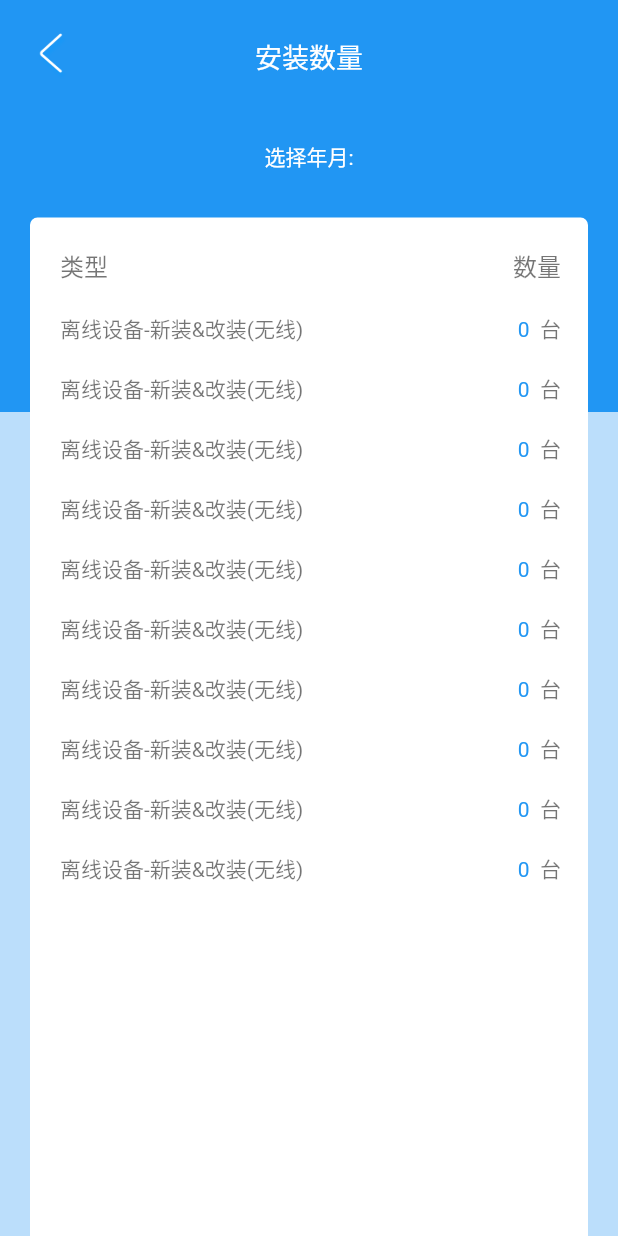
After one commit to cookiemouse/dispatch_flutter, a Flutter app: the MinePage screen opened directly, after a tap on "安装数量统计", on a phone screen of 412 x 824 dp. The commit adds this screen. Run offline on Flutter 3.47's test engine with Material 2 defaults, Android fonts, the phone set to English and light mode, and no system bars.

Commit message:
添加统计页面

```diff
--- a/lib/main.dart
+++ b/lib/main.dart
@@ -6,6 +6,7 @@ import 'pages/WorkerHomePage.dart';
 import 'pages/ModifyPasswordPage.dart';
 import 'pages/StartPage.dart';
 import 'pages/ChoiceWorkerPage.dart';
+import 'pages/StatisticsPage.dart';
 
 ManagerHomePage _mManagerHomePage = new ManagerHomePage(page: 0,);
 WorkerHomePage _mWorkerHomePage = new WorkerHomePage(page: 0,);
@@ -21,6 +22,7 @@ void main() => runApp(new MaterialApp(
         '/modifypassword': (context) => _mModifyPasswordPage,
         '/start': (context) => new StartPage(),
         '/choiceworker': (context) => new ChoiceWorkerPage(),
+        '/statistics': (context) => new StatisticsPage(isManager: false,),
         '/test': (context) => new TestPage(),
       },
     ));
--- a/lib/pages/ChoiceWorkerPage.dart
+++ b/lib/pages/ChoiceWorkerPage.dart
@@ -5,11 +5,11 @@ import '../resources/ModuleDecoration.dart';
 class ChoiceWorkerPage extends StatefulWidget {
   @override
   State createState() {
-    return new _ChoiceWorkerPage();
+    return new _ChoiceWorkerPageState();
   }
 }
 
-class _ChoiceWorkerPage extends State {
+class _ChoiceWorkerPageState extends State {
   @override
   Widget build(BuildContext context) {
     return new Scaffold(
--- a/lib/pages/MinePage.dart
+++ b/lib/pages/MinePage.dart
@@ -16,6 +16,7 @@ class MinePage extends StatelessWidget {
             margin: new EdgeInsets.fromLTRB(0.0, 15.0, 0.0, 0.0),
             padding: new EdgeInsets.fromLTRB(15.0, 8.0, 15.0, 8.0),
             color: Colors.white,
+            child: new GestureDetector(
               child: new Row(
                 children: <Widget>[
                   new Container(
@@ -37,11 +38,16 @@ class MinePage extends StatelessWidget {
                   ),
                 ],
               ),
+              onTap: () {
+                Navigator.pushNamed(context, '/statistics');
+              },
+            ),
           ),
           new Container(
             margin: new EdgeInsets.fromLTRB(0.0, 20.0, 0.0, 0.0),
             padding: new EdgeInsets.fromLTRB(15.0, 8.0, 15.0, 8.0),
             color: Colors.white,
+            child: new GestureDetector(
               child: new Row(
                 children: <Widget>[
                   new Container(
@@ -53,18 +59,17 @@ class MinePage extends StatelessWidget {
                     ),
                   ),
                   new Expanded(
-                    child: new GestureDetector(
-                  child: new Text('修改密码'),
-                  onTap: () {
-                    Navigator.pushNamed(context, '/modifypassword');
-                  },
-                )),
+                      child: new Text('修改密码'),),
                   new Image.asset(
                     'images/module_all_icon_forward.png',
                     width: 32.0,
                     height: 32.0,
                   ),
                 ],
+              ),
+              onTap: () {
+                Navigator.pushNamed(context, '/modifypassword');
+              },
             ),
           ),
           new Container(
--- /dev/null
+++ b/lib/pages/StatisticsPage.dart
@@ -0,0 +1,266 @@
+import 'package:flutter/material.dart';
+import '../widgets/ModuleTitleBack.dart';
+import '../resources/ModuleDecoration.dart';
+
+bool mIsManger = true;
+
+class StatisticsPage extends StatefulWidget {
+  final bool isManager;
+
+  StatisticsPage({this.isManager}) {
+    if (null == isManager) {
+      mIsManger = true;
+    } else {
+      mIsManger = isManager;
+    }
+  }
+
+  @override
+  State createState() {
+    return new _StatisticsPageState();
+  }
+}
+
+class _StatisticsPageState extends State {
+  Widget titleManager() {
+    return new Row(
+      children: <Widget>[
+        new Expanded(
+          child: new Text(
+            '工程师',
+            style: new TextStyle(fontSize: 16.0, color: Colors.black54),
+          ),
+          flex: 2,
+        ),
+        new Expanded(
+            child: new Center(
+          child: new Text(
+            '上门',
+            style: new TextStyle(fontSize: 16.0, color: Colors.black54),
+          ),
+        )),
+        new Expanded(
+            child: new Center(
+          child: new Text(
+            '车辆',
+            style: new TextStyle(fontSize: 16.0, color: Colors.black54),
+          ),
+        )),
+        new Expanded(
+            child: new Center(
+          child: new Text(
+            '有线',
+            style: new TextStyle(fontSize: 16.0, color: Colors.black54),
+          ),
+        )),
+        new Expanded(
+            child: new Center(
+          child: new Text(
+            '无线',
+            style: new TextStyle(fontSize: 16.0, color: Colors.black54),
+          ),
+        )),
+      ],
+    );
+  }
+
+  Widget titleWorker() {
+    return new Row(
+      children: <Widget>[
+        new Expanded(
+          child: new Text(
+            '类型',
+            style: new TextStyle(fontSize: 16.0, color: Colors.black54),
+          ),
+        ),
+        new Container(
+          margin: const EdgeInsets.only(right: 8.0),
+          child: new Text(
+            '数量',
+            textAlign: TextAlign.left,
+            style: new TextStyle(fontSize: 16.0, color: Colors.black54),
+          ),
+        ),
+      ],
+    );
+  }
+
+  Widget makeItemManager(BuildContext context, int index) {
+    return new Container(
+      height: 40.0,
+      child: new Row(
+        children: <Widget>[
+          new Expanded(
+            child: new Text(
+              '1003王吉平',
+              maxLines: 1,
+              style: new TextStyle(color: Colors.black54),
+            ),
+            flex: 2,
+          ),
+          new Expanded(
+              child: new Center(
+            child: new Text(
+              '5',
+              maxLines: 1,
+              style: new TextStyle(color: Colors.black54),
+            ),
+          )),
+          new Expanded(
+              child: new Center(
+            child: new Text(
+              '4',
+              maxLines: 1,
+              style: new TextStyle(color: Colors.black54),
+            ),
+          )),
+          new Expanded(
+              child: new Center(
+            child: new Text(
+              '23',
+              maxLines: 1,
+              style: new TextStyle(color: Colors.black54),
+            ),
+          )),
+          new Expanded(
+              child: new Center(
+            child: new Text(
+              '19',
+              maxLines: 1,
+              style: new TextStyle(color: Colors.black54),
+            ),
+          )),
+        ],
+      ),
+    );
+  }
+
+  Widget makeItemWorker(BuildContext context, int index) {
+    return new Container(
+      height: 40.0,
+      child: new Row(
+        children: <Widget>[
+          new Expanded(
+            child: new Text(
+              '离线设备-新装&改装(无线)',
+              maxLines: 1,
+              style: new TextStyle(color: Colors.black54),
+            ),
+          ),
+          new Container(
+            margin: const EdgeInsets.only(right: 8.0),
+            child: new RichText(
+              text: new TextSpan(children: <TextSpan>[
+                new TextSpan(
+                  text: '0',
+                  style: new TextStyle(color: Colors.blue),
+                ),
+                new TextSpan(
+                  text: '  台',
+                  style: new TextStyle(color: Colors.black54),
+                )
+              ]),
+            ),
+          ),
+        ],
+      ),
+    );
+  }
+
+  Widget bottomStatistics() {
+    if (mIsManger) {
+      return new Container(
+        color: Colors.blue,
+        padding: const EdgeInsets.only(left: 10.0, right: 10.0),
+        height: 45.0,
+        child: new Row(
+          children: <Widget>[
+            new Expanded(
+                child: new Text(
+              '总量：',
+              style: new TextStyle(color: Colors.white),
+            )),
+            new Text(
+              '5/4/198/150',
+              style: new TextStyle(color: Colors.white),
+            ),
+          ],
+        ),
+      );
+    }
+    return new Container();
+  }
+
+  @override
+  Widget build(BuildContext context) {
+    return new Scaffold(
+      body: new Stack(
+        children: <Widget>[
+          new Column(
+            children: <Widget>[
+              new Expanded(
+                  flex: 1,
+                  child: new Container(
+                    color: Colors.blue,
+                  )),
+              new Expanded(
+                  flex: 2,
+                  child: new Container(
+                    color: Colors.blue[100],
+                  ))
+            ],
+          ),
+          new Column(
+            children: <Widget>[
+              new ModuleTitleBack(
+                color: Colors.blue,
+                title: '安装数量',
+              ),
+              new Container(
+                margin: const EdgeInsets.only(top: 30.0, bottom: 30.0),
+                child: new Center(
+                  child: new Text(
+                    '选择年月:',
+                    style: new TextStyle(color: Colors.white),
+                  ),
+                ),
+              ),
+              new Expanded(
+                child: new Container(
+                  margin: const EdgeInsets.only(left: 20.0, right: 20.0),
+                  padding: const EdgeInsets.only(
+                    left: 10.0,
+                    top: 10.0,
+                  ),
+                  decoration: ModuleDecoration.itemRoundRectDecorationTop(),
+                  child: new Column(
+                    children: <Widget>[
+//                      titleManager(),
+//                      titleWorker(),
+                      mIsManger ? titleManager() : titleWorker(),
+                      new Expanded(
+                        child: new Container(
+                          margin: const EdgeInsets.only(top: 10.0),
+                          child: new ListView.builder(
+                            padding:
+                                const EdgeInsets.only(top: 0.0, bottom: 0.0),
+                            itemCount: 10,
+//                            itemBuilder: makeItemManager,
+//                            itemBuilder: makeItemWorker,
+                            itemBuilder:
+                                mIsManger ? makeItemManager : makeItemWorker,
+                          ),
+                        ),
+                      ),
+                    ],
+                  ),
+                ),
+              ),
+              bottomStatistics(),
+            ],
+          ),
+        ],
+      ),
+    );
+  }
+}
--- a/lib/resources/ModuleDecoration.dart
+++ b/lib/resources/ModuleDecoration.dart
@@ -7,6 +7,17 @@ class ModuleDecoration {
       color: Colors.white,
       shape: new RoundedRectangleBorder(
         borderRadius: new BorderRadius.all(radius),
+        side: new BorderSide(color: Colors.transparent, width: 10.0),
+      ),
+    );
+  }
+
+  static itemRoundRectDecorationTop() {
+    Radius radius = new Radius.circular(5.0);
+    return new ShapeDecoration(
+      color: Colors.white,
+      shape: new RoundedRectangleBorder(
+        borderRadius: new BorderRadius.only(topLeft: radius, topRight: radius),
         side: new BorderSide(color: Colors.transparent, width: 10.0),
       ),
     );
```
Also changed, not shown: pubspec.yaml (+32 -32 lines), 10 other files. Lines whose indentation alone changed are shown as unchanged.
